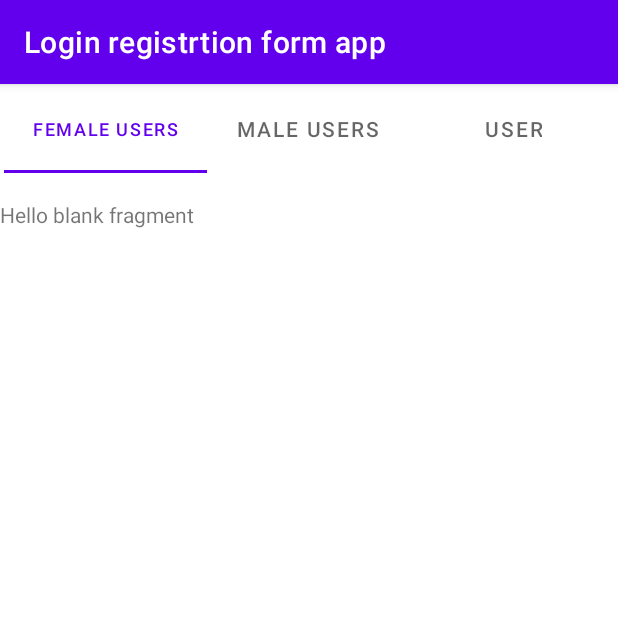
After one commit to tarun217/LogIn-App, an Android app: the HomePage screen opened directly, with no data from a screen before it, on a phone screen of 412 x 824 dp, the top half of it. The commit adds this screen. Run offline under Robolectric (Android 15) with nearby library versions, the phone set to English and light mode, and no system bars.

Commit message:
LogIn Registration form

```diff
--- a/app/build.gradle
+++ b/app/build.gradle
@@ -33,6 +33,7 @@ dependencies {
     implementation 'androidx.appcompat:appcompat:1.4.1'
     implementation 'com.google.android.material:material:1.5.0'
     implementation 'androidx.constraintlayout:constraintlayout:2.1.3'
+    implementation 'androidx.legacy:legacy-support-v4:1.0.0'
     testImplementation 'junit:junit:4.+'
     androidTestImplementation 'androidx.test.ext:junit:1.1.3'
     androidTestImplementation 'androidx.test.espresso:espresso-core:3.4.0'
--- a/app/src/main/AndroidManifest.xml
+++ b/app/src/main/AndroidManifest.xml
@@ -9,9 +9,11 @@
         android:roundIcon="@mipmap/ic_launcher_round"
         android:supportsRtl="true"
         android:theme="@style/Theme.LoginRegistrtionFormApp">
-        <activity android:name=".home"></activity>
+        <activity android:name=".HomePage"></activity>
         <activity android:name=".Register" />
-        <activity android:name=".MainActivity" android:exported="true">
+        <activity
+            android:name=".MainActivity"
+            android:exported="true">
             <intent-filter>
                 <action android:name="android.intent.action.MAIN" />
 
--- /dev/null
+++ b/app/src/main/java/com/example/loginregistrtionformapp/HomePage.java
@@ -0,0 +1,70 @@
+package com.example.loginregistrtionformapp;
+
+import androidx.annotation.NonNull;
+import androidx.appcompat.app.AppCompatActivity;
+import androidx.appcompat.widget.Toolbar;
+import androidx.fragment.app.FragmentManager;
+import androidx.viewpager2.widget.ViewPager2;
+import android.content.Intent;
+import android.content.SharedPreferences;
+import android.os.Bundle;
+
+
+import com.google.android.material.tabs.TabLayout;
+
+public class HomePage extends AppCompatActivity {
+
+    TabLayout tab_layout;
+    ViewPager2 pager2;
+    pageAdapter adapter;
+
+
+
+
+
+
+    @Override
+    protected void onCreate(Bundle savedInstanceState) {
+        super.onCreate(savedInstanceState);
+        setContentView(R.layout.activity_home_page);
+
+
+
+
+        tab_layout = findViewById(R.id.tab_layout);
+        pager2 = findViewById(R.id.vpager);
+
+        FragmentManager fm = getSupportFragmentManager();
+        adapter = new pageAdapter(fm, getLifecycle());
+        pager2.setAdapter(adapter);
+
+
+
+        tab_layout.addOnTabSelectedListener(new TabLayout.OnTabSelectedListener() {
+            @Override
+            public void onTabSelected(TabLayout.Tab tab) {
+                pager2.setCurrentItem(tab.getPosition());
+            }
+
+            @Override
+            public void onTabUnselected(TabLayout.Tab tab) {
+
+            }
+
+            @Override
+            public void onTabReselected(TabLayout.Tab tab) {
+
+            }
+        });
+
+        pager2.registerOnPageChangeCallback(new ViewPager2.OnPageChangeCallback() {
+            @Override
+            public void onPageSelected(int position) {
+                tab_layout.selectTab(tab_layout.getTabAt(position));
+            }
+        });
+
+
+
+    }
+}
--- /dev/null
+++ b/app/src/main/java/com/example/loginregistrtionformapp/MaleFrag.java
@@ -0,0 +1,63 @@
+package com.example.loginregistrtionformapp;
+
+import android.os.Bundle;
+import androidx.fragment.app.Fragment;
+import android.view.LayoutInflater;
+import android.view.View;
+import android.view.ViewGroup;
+
+/**
+ * A simple {@link Fragment} subclass.
+ * Use the {@link MaleFrag#newInstance} factory method to
+ * create an instance of this fragment.
+ *
+ */
+public class MaleFrag extends Fragment {
+
+    // TODO: Rename parameter arguments, choose names that match
+    // the fragment initialization parameters, e.g. ARG_ITEM_NUMBER
+    private static final String ARG_PARAM1 = "param1";
+    private static final String ARG_PARAM2 = "param2";
+
+    // TODO: Rename and change types of parameters
+    private String mParam1;
+    private String mParam2;
+
+    /**
+     * Use this factory method to create a new instance of
+     * this fragment using the provided parameters.
+     *
+     * @param param1 Parameter 1.
+     * @param param2 Parameter 2.
+     * @return A new instance of fragment MaleFrag.
+     */
+    // TODO: Rename and change types and number of parameters
+    public static MaleFrag newInstance(String param1, String param2) {
+        MaleFrag fragment = new MaleFrag();
+        Bundle args = new Bundle();
+        args.putString(ARG_PARAM1, param1);
+        args.putString(ARG_PARAM2, param2);
+        fragment.setArguments(args);
+        return fragment;
+    }
+
+    public MaleFrag() {
+        // Required empty public constructor
+    }
+
+    @Override
+    public void onCreate(Bundle savedInstanceState) {
+        super.onCreate(savedInstanceState);
+        if (getArguments() != null) {
+            mParam1 = getArguments().getString(ARG_PARAM1);
+            mParam2 = getArguments().getString(ARG_PARAM2);
+        }
+    }
+
+    @Override
+    public View onCreateView(LayoutInflater inflater, ViewGroup container,
+                             Bundle savedInstanceState) {
+        // Inflate the layout for this fragment
+        return inflater.inflate(R.layout.fragment_male, container, false);
+    }
+}
--- a/app/src/main/java/com/example/loginregistrtionformapp/Register.java
+++ b/app/src/main/java/com/example/loginregistrtionformapp/Register.java
@@ -161,7 +161,7 @@ public class Register extends AppCompatActivity {
                 String gnder = gender_;
 
 
-                if(fname.equals("") || lname.equals("") ||email.equals("") || pwd.equals("") || cnf_pwd.equals(pwd)){
+                if(fname.equals("") || lname.equals("") ||email.equals("") || pwd.equals("") || !cnf_pwd.equals(pwd)){
                     Toast.makeText(Register.this, "Fill all the fields!", Toast.LENGTH_SHORT).show();
                 }
 
--- /dev/null
+++ b/app/src/main/java/com/example/loginregistrtionformapp/pageAdapter.java
@@ -0,0 +1,35 @@
+package com.example.loginregistrtionformapp;
+
+import androidx.annotation.NonNull;
+import androidx.fragment.app.Fragment;
+import androidx.fragment.app.FragmentManager;
+import androidx.lifecycle.Lifecycle;
+import androidx.viewpager2.adapter.FragmentStateAdapter;
+
+public class pageAdapter extends FragmentStateAdapter {
+
+    public  pageAdapter(@NonNull FragmentManager fragmentManager, @NonNull Lifecycle lifecycle) {
+        super(fragmentManager, lifecycle);
+    }
+
+
+
+    @NonNull
+    @Override
+    public Fragment createFragment(int position) {
+
+        switch (position){
+            case 1:
+                return new FemaleFrag();
+            case 2:
+                return new UserFrag();
+        }
+
+        return new MaleFrag();
+    }
+
+    @Override
+    public int getItemCount() {
+        return 3;
+    }
+}
--- /dev/null
+++ b/app/src/main/res/layout/activity_home_page.xml
@@ -0,0 +1,48 @@
+<?xml version="1.0" encoding="utf-8"?>
+<androidx.constraintlayout.widget.ConstraintLayout xmlns:android="http://schemas.android.com/apk/res/android"
+    xmlns:app="http://schemas.android.com/apk/res-auto"
+    xmlns:tools="http://schemas.android.com/tools"
+    android:layout_width="match_parent"
+    android:layout_height="match_parent"
+    tools:context=".HomePage">
+
+    <com.google.android.material.tabs.TabLayout
+        android:id="@+id/tab_layout"
+        android:layout_width="407dp"
+        android:layout_height="59dp"
+        app:layout_constraintEnd_toEndOf="parent"
+        app:layout_constraintStart_toStartOf="parent"
+        app:layout_constraintTop_toTopOf="parent">
+
+        <com.google.android.material.tabs.TabItem
+            android:layout_width="wrap_content"
+            android:layout_height="wrap_content"
+            android:id="@+id/female_id"
+            android:text="Female Users"/>
+
+        <com.google.android.material.tabs.TabItem
+            android:layout_width="wrap_content"
+            android:layout_height="wrap_content"
+            android:text="Male Users"
+            android:id="@+id/male_id"/>
+
+        <com.google.android.material.tabs.TabItem
+            android:layout_width="wrap_content"
+            android:layout_height="wrap_content"
+            android:text="User"
+            android:id="@+id/user"/>
+
+    </com.google.android.material.tabs.TabLayout>
+
+    <androidx.viewpager2.widget.ViewPager2
+        android:layout_width="413dp"
+        android:layout_height="673dp"
+        app:layout_constraintBottom_toBottomOf="parent"
+        app:layout_constraintEnd_toEndOf="parent"
+        app:layout_constraintHorizontal_bias="0.5"
+        app:layout_constraintStart_toStartOf="parent"
+        app:layout_constraintTop_toBottomOf="@+id/tab_layout"
+        android:id="@+id/vpager"/>
+
+
+</androidx.constraintlayout.widget.ConstraintLayout>
--- /dev/null
+++ b/app/src/main/res/layout/fragment_male.xml
@@ -0,0 +1,14 @@
+<?xml version="1.0" encoding="utf-8"?>
+<FrameLayout xmlns:android="http://schemas.android.com/apk/res/android"
+    xmlns:tools="http://schemas.android.com/tools"
+    android:layout_width="match_parent"
+    android:layout_height="match_parent"
+    tools:context=".MaleFrag">
+
+    <!-- TODO: Update blank fragment layout -->
+    <TextView
+        android:layout_width="match_parent"
+        android:layout_height="match_parent"
+        android:text="@string/hello_blank_fragment" />
+
+</FrameLayout>
--- /dev/null
+++ b/app/src/main/res/values-w820dp/dimens.xml
@@ -0,0 +1,6 @@
+<resources>
+    <!-- Example customization of dimensions originally defined in res/values/dimens.xml
+         (such as screen margins) for screens with more than 820dp of available width. This
+         would include 7" and 10" devices in landscape (~960dp and ~1280dp respectively). -->
+    <dimen name="activity_horizontal_margin">64dp</dimen>
+</resources>
--- /dev/null
+++ b/app/src/main/res/values/ids.xml
@@ -0,0 +1,4 @@
+<?xml version="1.0" encoding="utf-8"?>
+<resources>
+    <item name="welcome" type="id" />
+</resources>
--- a/app/src/main/res/values/strings.xml
+++ b/app/src/main/res/values/strings.xml
@@ -1,3 +1,5 @@
 <resources>
     <string name="app_name">Login registrtion form app</string>
+    <!-- TODO: Remove or change this placeholder text -->
+    <string name="hello_blank_fragment">Hello blank fragment</string>
 </resources>
```
Also changed, not shown: app/src/main/java/com/example/loginregistrtionformapp/FemaleFrag.java (added, +64 -0 lines), app/src/main/java/com/example/loginregistrtionformapp/MainActivity.java (+2 -6 lines), app/src/main/java/com/example/loginregistrtionformapp/UserFrag.java (added, +97 -0 lines), app/src/main/java/com/example/loginregistrtionformapp/home.java (deleted, +0 -71 lines), app/src/main/res/layout/fragment_female.xml (added, +14 -0 lines), app/src/main/res/layout/fragment_user.xml (renamed from app/src/main/res/layout/activity_home.xml, +5 -3 lines), app/src/main/res/values/dimens.xml (added, +9 -0 lines). Lines whose indentation alone changed are shown as unchanged.
